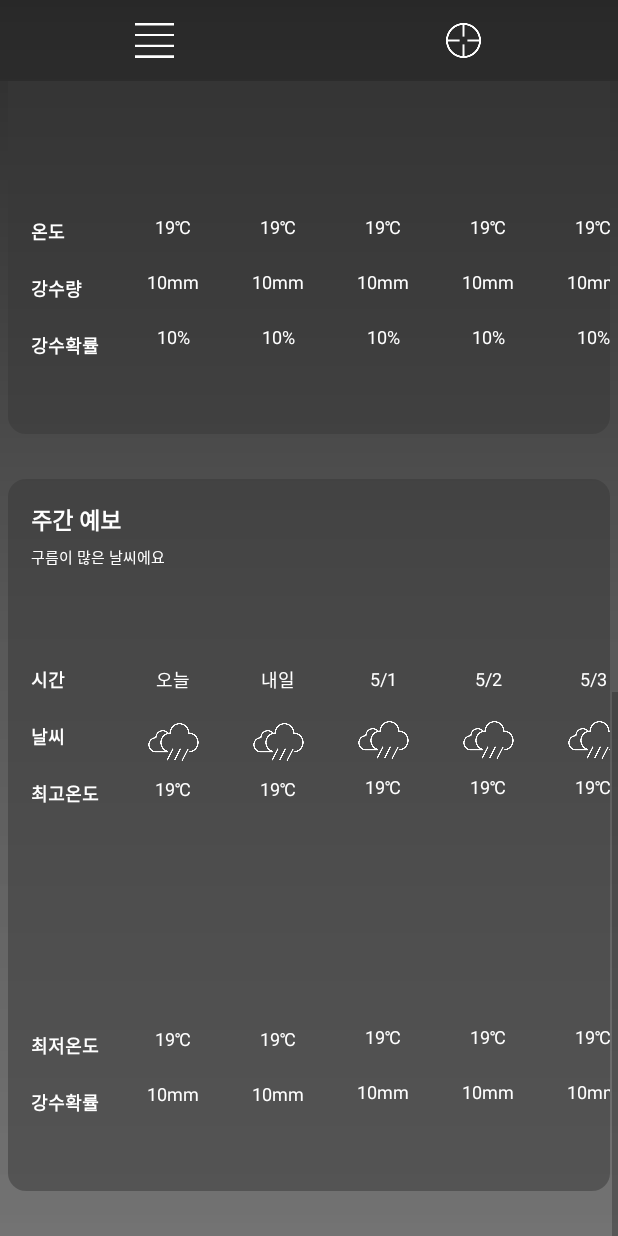
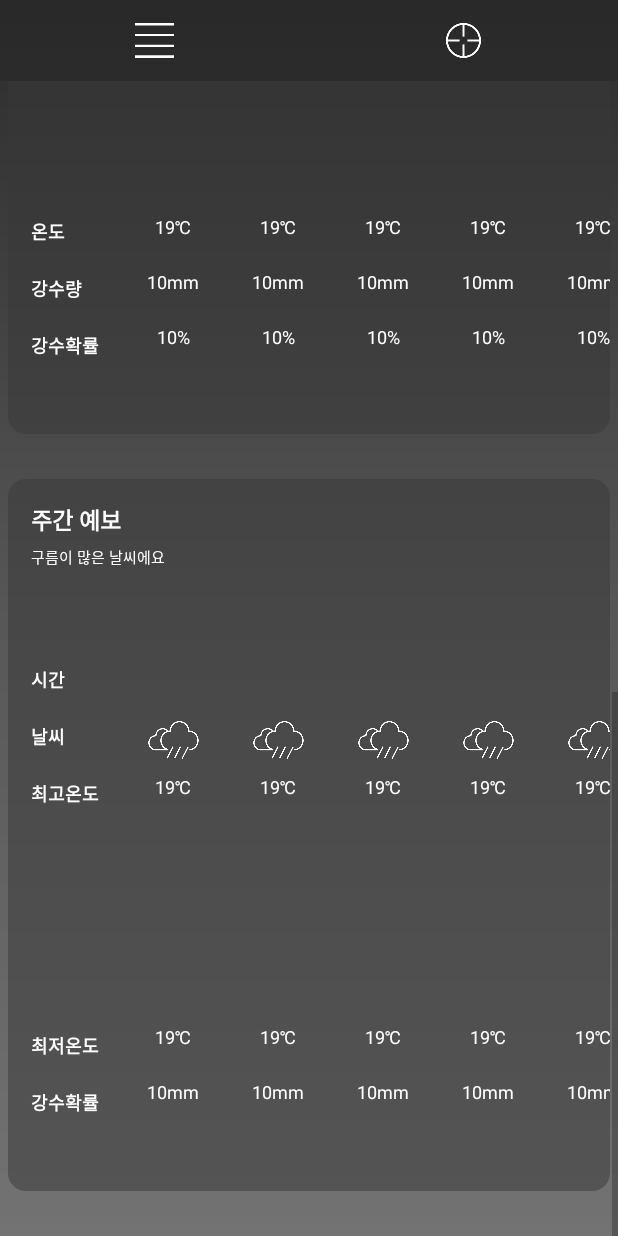
Before and after one commit to OhSenungWan/moblie_weather, an Android app: the screen it shows after launch (MainActivity), scrolled down 865 dp, on a phone screen of 412 x 824 dp. Run offline under Robolectric (Android 15) with nearby library versions, the phone set to English and light mode, and no system bars; our stand-ins replace Room's generated code; 4 statements that could not run were skipped.

Commit message:
메인 정리

```diff
--- a/app/src/main/java/com/example/myapplication/MainActivity.java
+++ b/app/src/main/java/com/example/myapplication/MainActivity.java
@@ -5,6 +5,7 @@ import android.content.SharedPreferences;
 import android.os.Bundle;
 import android.view.View;
 import android.widget.ImageButton;
+import android.widget.ImageView;
 import android.widget.TextView;
 
 import androidx.annotation.Nullable;
@@ -34,19 +35,32 @@ public class MainActivity extends AppCompatActivity {
     String point_weather = "11B00000";
     String weather;
     String temp;
+    String pop;
+    String vec;
+    String wsd;
     setdata_air sa;
     set_weather sw;
     TextView Location;
     TextView Comment;
     TextView Temp;
     TextView Days_of_week;
+    ImageView Main_img;
+    TextView Pop;
+    TextView Wsd;
+    TextView Vec;
+    TextView Pm25;
+    TextView Pm10;
+    String pm10;
+    String pm25;
+    TextView Pm10_grade;
+    TextView Pm25_grade;
+    TextView Time_comment;
 
     public void setStart() {
         new Thread(new Runnable() {
             @Override
             public void run() {
                 setdata_short cd = new setdata_short();
-                System.out.println(DOW);
                 sa = new setdata_air();
                 sw = new set_weather();
                 setdata_long_Temp slt = new setdata_long_Temp();
@@ -54,14 +68,28 @@ public class MainActivity extends AppCompatActivity {
                 Short_Data = cd.setdata(x_point,y_point);
                 DOW = cd.DOW;
                 Data_Air = sa.setdata_air(city[0]);
+                pm10 = sa.set_pm10();
+                pm25 = sa.set_pm25();
                 Long_Temp = slt.setdata_longtemp(point_temp);
                 Long_Weather = slw.setdata_longweather(point_weather);
                 weather = sw.set_weather(Short_Data);
                 temp = sw.set_temp(Short_Data);
+                pop = sw.set_pop(Short_Data);
+                vec = sw.set_vec(Short_Data);
+                wsd = sw.set_wsd(Short_Data);
                 Location = (TextView)findViewById(R.id.location);
                 Comment = (TextView)findViewById(R.id.comment);
                 Temp = (TextView)findViewById(R.id.temp);
                 Days_of_week = (TextView)findViewById(R.id.days_of_week);
+                Main_img = (ImageView)findViewById(R.id.main_img);
+                Pop = (TextView)findViewById(R.id.pop);
+                Wsd = (TextView)findViewById(R.id.wsd);
+                Vec = (TextView)findViewById(R.id.vec);
+                Pm25 = (TextView)findViewById(R.id.pm25);
+                Pm10 = (TextView)findViewById(R.id.pm10);
+                Pm10_grade = (TextView)findViewById(R.id.pm10grade);
+                Pm25_grade = (TextView)findViewById(R.id.pm25grade);
+                Time_comment = (TextView)findViewById(R.id.time_comment);
                 MainActivity.this.runOnUiThread(new Runnable() {
                     @Override
                     public void run() {
@@ -69,6 +97,36 @@ public class MainActivity extends AppCompatActivity {
                         Comment.setText(weather);
                         Temp.setText(temp+"℃");
                         Days_of_week.setText(DOW);
+                        switch (weather){
+                            case "rain":
+                                Main_img.setImageResource(R.drawable.rain);
+                                Time_comment.setText("지금은 비가 와요.");
+                                break;
+                            case "snow":
+                                Main_img.setImageResource(R.drawable.snow);
+                                Time_comment.setText("밖은 지금 눈이 내려요.");
+                                break;
+                            case "sunny":
+                                Main_img.setImageResource(R.drawable.sun);
+                                Time_comment.setText("해가 뜨는 화창한 날씨에요.");
+                                break;
+                            case "cloud":
+                                Main_img.setImageResource(R.drawable.cloud1);
+                                Time_comment.setText("구름이 많은 날씨에요.");
+                                break;
+                            case "blur":
+                                Main_img.setImageResource(R.drawable.cloud2);
+                                Time_comment.setText("밖은 지금 매우 흐려요.");
+                                break;
+                        }
+                        Pop.setText(pop+"%");
+                        Wsd.setText(wsd+"m/s");
+                        Vec.setText(vec);
+                        Pm10.setText(Data_Air[0]+"㎍/m3");
+                        Pm25.setText(Data_Air[1]+"㎍/m3");
+                        Pm10_grade.setText(pm10);
+                        Pm25_grade.setText(pm25);
+
                     }
                 });
             }
--- a/app/src/main/java/com/example/myapplication/setdata/set_weather.java
+++ b/app/src/main/java/com/example/myapplication/setdata/set_weather.java
@@ -59,4 +59,36 @@ public class set_weather {
         temp = Short_Data[0][Hour][6];
         return temp;
     }
+    public String set_pop(String[][][] Short_Data){
+        String pop="";
+        pop = Short_Data[0][Hour][0];
+        return pop;
+    }
+    public String set_vec(String[][][] Short_Data){
+        String vec="";
+        double uuu = Double.parseDouble(Short_Data[0][Hour][9]);
+        double vvv = Double.parseDouble(Short_Data[0][Hour][10]);
+        if(vvv > 0){
+            vec += "북";
+        }
+        else if(vvv <0){
+            vec += "남";
+        }
+        if(uuu > 0){
+            vec += "동";
+        }
+        else if(uuu <0){
+            vec += "서";
+        }
+        if(uuu ==0 && vvv == 0)
+        {
+            vec = "바람 없음";
+        }
+        return vec;
+    }
+    public String set_wsd(String[][][] Short_Data){
+        String wsd="";
+        wsd = Short_Data[0][Hour][13];
+        return wsd;
+    }
 }
--- a/app/src/main/java/com/example/myapplication/setdata/setdata_air.java
+++ b/app/src/main/java/com/example/myapplication/setdata/setdata_air.java
@@ -10,7 +10,6 @@ public class setdata_air {
     String city;
     public String[] setdata_air(String city){
         this.city = city;
-        System.out.println(city);
         try {
             String url = this.Link_URL("PM10");                 //미세먼지
             Document document = Jsoup.connect(url).get();
@@ -25,6 +24,24 @@ public class setdata_air {
             e.printStackTrace();
         }
         return reg;
+    }
+    public String set_pm10(){
+        String grade = "";
+        int pm10 = Integer.parseInt(reg[0]);
+        if(pm10>=0 && pm10<=30) grade = "좋음";
+        else if(pm10>=31 && pm10<=80) grade = "보통";
+        else if(pm10>=81 && pm10<=150) grade = "나쁨";
+        else if(pm10>=151) grade = "매우 나쁨";
+        return grade;
+    }
+    public String set_pm25(){
+        String grade = "";
+        int pm10 = Integer.parseInt(reg[1]);
+        if(pm10>=0 && pm10<=15) grade = "좋음";
+        else if(pm10>=16 && pm10<=35) grade = "보통";
+        else if(pm10>=36 && pm10<=75) grade = "나쁨";
+        else if(pm10>=76) grade = "매우 나쁨";
+        return grade;
     }
     public String Link_URL(String itemCode){
         String apiUrl = "http://apis.data.go.kr/B552584/ArpltnStatsSvc/getCtprvnMesureLIst";
@@ -145,7 +162,6 @@ public class setdata_air {
                 reg[i] = element.text();
             }
         }
-        System.out.println(reg[i]+"\n");
         return reg;
     }
 }
--- a/app/src/main/res/layout/activity_main.xml
+++ b/app/src/main/res/layout/activity_main.xml
@@ -156,6 +156,7 @@
                     android:src="@drawable/ros_mainunder" />
 
                 <TextView
+                    android:id="@+id/pop"
                     android:layout_width="match_parent"
                     android:layout_height="match_parent"
                     android:layout_weight="1"
@@ -173,6 +174,7 @@
                 android:orientation="vertical">
 
                 <TextView
+
                     android:layout_width="match_parent"
                     android:layout_height="match_parent"
                     android:layout_weight="1"
@@ -187,6 +189,7 @@
                     android:src="@drawable/windspeed_mainunder" />
 
                 <TextView
+                    android:id="@+id/wsd"
                     android:layout_width="match_parent"
                     android:layout_height="match_parent"
                     android:layout_weight="1"
@@ -218,6 +221,7 @@
                     android:src="@drawable/windderection_mainunder" />
 
                 <TextView
+                    android:id="@+id/vec"
                     android:layout_width="match_parent"
                     android:layout_height="match_parent"
                     android:layout_weight="1"
@@ -239,11 +243,12 @@
                     android:layout_height="match_parent"
                     android:layout_weight="1"
                     android:gravity="center"
-                    android:text="미세먼지"
+                    android:text="초미세먼지"
                     android:textColor="#FFFFFF"
                     android:textSize="10dp" />
 
                 <TextView
+                    android:id="@+id/pm25grade"
                     android:layout_width="match_parent"
                     android:layout_height="match_parent"
                     android:layout_weight="1"
@@ -253,11 +258,12 @@
                     android:textSize="10dp" />
 
                 <TextView
+                    android:id="@+id/pm25"
                     android:layout_width="match_parent"
                     android:layout_height="match_parent"
                     android:layout_weight="1"
                     android:gravity="center"
-                    android:text="25ug/㎣"
+                    android:text="2.5ug/㎣"
                     android:textColor="#FFFFFF"
                     android:textSize="10dp" />
             </LinearLayout>
@@ -274,11 +280,12 @@
                     android:layout_height="match_parent"
                     android:layout_weight="1"
                     android:gravity="center"
-                    android:text="초미세먼지"
+                    android:text="미세먼지"
                     android:textColor="#FFFFFF"
                     android:textSize="10dp" />
 
                 <TextView
+                    android:id="@+id/pm10grade"
                     android:layout_width="match_parent"
                     android:layout_height="match_parent"
                     android:layout_weight="1"
@@ -288,6 +295,7 @@
                     android:textSize="10dp" />
 
                 <TextView
+                    android:id="@+id/pm10"
                     android:layout_width="match_parent"
                     android:layout_height="match_parent"
                     android:layout_weight="1"
@@ -407,7 +415,7 @@
                         android:layout_width="wrap_content"
                         android:layout_height="wrap_content"
                         android:gravity="center"
-                        android:text="03시"
+                        android:text="09시"
                         android:textColor="#FFFFFF"
                         android:textSize="12dp" />
 
@@ -458,7 +466,7 @@
                         android:layout_width="wrap_content"
                         android:layout_height="wrap_content"
                         android:gravity="center"
-                        android:text="06시"
+                        android:text="12시"
                         android:textColor="#FFFFFF"
                         android:textSize="12dp" />
 
@@ -509,7 +517,7 @@
                         android:layout_width="wrap_content"
                         android:layout_height="wrap_content"
                         android:gravity="center"
-                        android:text="09시"
+                        android:text="15시"
                         android:textColor="#FFFFFF"
                         android:textSize="12dp" />
 
@@ -560,7 +568,7 @@
                         android:layout_width="wrap_content"
                         android:layout_height="wrap_content"
                         android:gravity="center"
-                        android:text="12시"
+                        android:text="18시"
                         android:textColor="#FFFFFF"
                         android:textSize="12dp" />
 
@@ -611,7 +619,7 @@
                         android:layout_width="wrap_content"
                         android:layout_height="wrap_content"
                         android:gravity="center"
-                        android:text="15시"
+                        android:text="21시"
                         android:textColor="#FFFFFF"
                         android:textSize="12dp" />
                     <ImageView
@@ -660,7 +668,7 @@
                         android:layout_width="wrap_content"
                         android:layout_height="wrap_content"
                         android:gravity="center"
-                        android:text="18시"
+                        android:text="00시"
                         android:textColor="#FFFFFF"
                         android:textSize="12dp" />
                     <ImageView
@@ -709,7 +717,7 @@
                         android:layout_width="wrap_content"
                         android:layout_height="wrap_content"
                         android:gravity="center"
-                        android:text="21시"
+                        android:text="03시"
                         android:textColor="#FFFFFF"
                         android:textSize="12dp" />
                     <ImageView
@@ -758,7 +766,7 @@
                         android:layout_width="wrap_content"
                         android:layout_height="wrap_content"
                         android:gravity="center"
-                        android:text="24시"
+                        android:text="06시"
                         android:textColor="#FFFFFF"
                         android:textSize="12dp" />
                     <ImageView
@@ -910,7 +918,7 @@
                             android:layout_width="wrap_content"
                             android:layout_height="wrap_content"
                             android:gravity="center"
-                            android:text="오늘"
+                            android:text=""
                             android:textColor="#FFFFFF"
                             android:textSize="12dp" />
 
@@ -960,7 +968,7 @@
                             android:layout_width="wrap_content"
                             android:layout_height="wrap_content"
                             android:gravity="center"
-                            android:text="내일"
+                            android:text=""
                             android:textColor="#FFFFFF"
                             android:textSize="12dp" />
                         <ImageView
@@ -1011,7 +1019,7 @@
                             android:layout_width="wrap_content"
                             android:layout_height="wrap_content"
                             android:gravity="center"
-                            android:text="5/1"
+                            android:text=""
                             android:textColor="#FFFFFF"
                             android:textSize="12dp"
                             android:id="@+id/dayplus3"/>
@@ -1063,7 +1071,7 @@
                             android:layout_width="wrap_content"
                             android:layout_height="wrap_content"
                             android:gravity="center"
-                            android:text="5/2"
+                            android:text=""
                             android:textColor="#FFFFFF"
                             android:textSize="12dp"
                             android:id="@+id/dayplus4"/>
@@ -1115,7 +1123,7 @@
                             android:layout_width="wrap_content"
                             android:layout_height="wrap_content"
                             android:gravity="center"
-                            android:text="5/3"
+                            android:text=""
                             android:textColor="#FFFFFF"
                             android:textSize="12dp"
                             android:id="@+id/dayplus5"/>
@@ -1164,7 +1172,7 @@
                             android:layout_width="wrap_content"
                             android:layout_height="wrap_content"
                             android:gravity="center"
-                            android:text="5/4"
+                            android:text=""
                             android:textColor="#FFFFFF"
                             android:textSize="12dp"
                             android:id="@+id/dayplus6"/>
@@ -1213,7 +1221,7 @@
                             android:layout_width="wrap_content"
                             android:layout_height="wrap_content"
                             android:gravity="center"
-                            android:text="5/5"
+                            android:text=""
                             android:textColor="#FFFFFF"
                             android:textSize="12dp"
                             android:id="@+id/dayplus7"/>
@@ -1262,7 +1270,7 @@
                             android:layout_width="wrap_content"
                             android:layout_height="wrap_content"
                             android:gravity="center"
-                            android:text="5/6"
+                            android:text=""
                             android:textColor="#FFFFFF"
                             android:textSize="12dp"
                             android:id="@+id/dayplus8"/>
```
